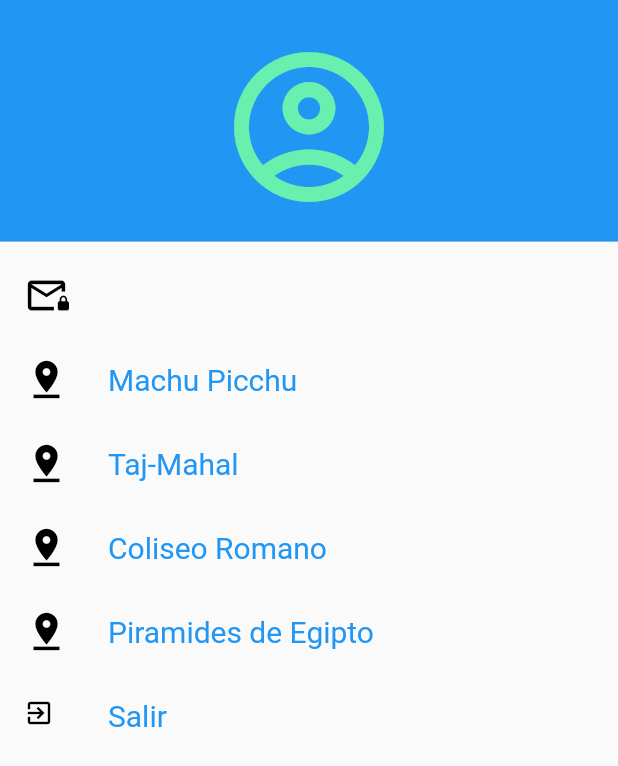
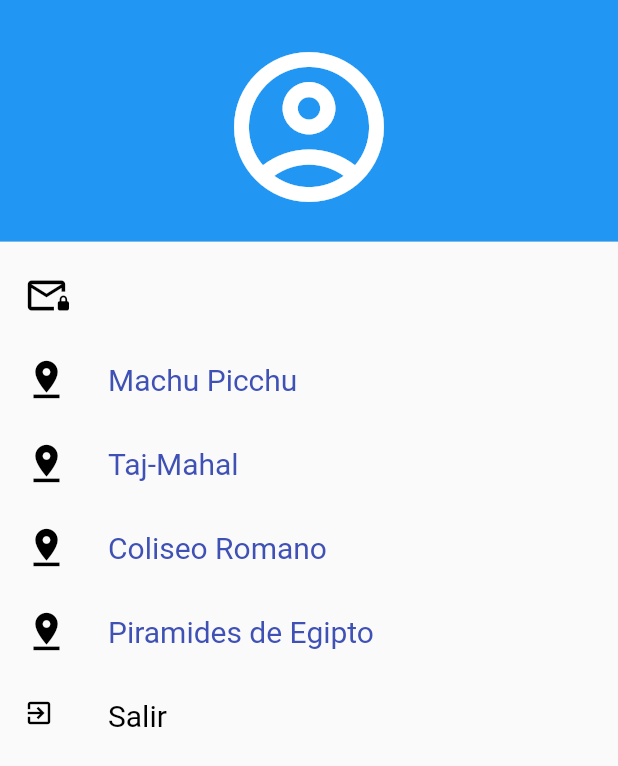
Before and after one commit to PotenSEO/AndroidLabs, a Flutter app: what menuInferior() shows on an empty page, opened directly, item 3 of the bottom bar chosen, on a phone screen of 412 x 824 dp. Shown: the top 766 px of the screen. Run offline on Flutter 3.47's test engine with Material 2 defaults, Android fonts, the phone set to English and light mode, and no system bars; our stand-ins replace cloud_firestore, firebase_auth, firebase_core; missing offline and left inert: paseando_pet; accounts and stored records are empty.

Commit message:
Sprint 3 Project Update

```diff
--- a/lib/pages/menu_page.dart
+++ b/lib/pages/menu_page.dart
@@ -27,7 +27,7 @@ class _MenuPageState extends State<MenuPage> {
               decoration: const BoxDecoration(
                   color: Colors.blue
               ),
-              child: const Icon(Icons.account_circle_outlined, size: 120, color: Colors.greenAccent,)
+              child: const Icon(Icons.account_circle_outlined, size: 120, color: Colors.white,)
           ),
           Column(
             children: [
@@ -40,7 +40,7 @@ class _MenuPageState extends State<MenuPage> {
                 leading: const Icon(
                 Icons.pin_drop, size: 30, color: Colors.black,),
                 title: const Text("Machu Picchu", style: TextStyle( fontSize: 20)),
-                textColor: Colors.blue,
+                textColor: Colors.indigo,
                 onTap: (){
                   FirebaseAuth.instance.signOut();
                   Navigator.pushReplacement(context, MaterialPageRoute(builder: (context)=> PoiPage()));
@@ -50,7 +50,7 @@ class _MenuPageState extends State<MenuPage> {
                 leading: const Icon(
                   Icons.pin_drop, size: 30, color: Colors.black,),
                 title: const Text("Taj-Mahal", style: TextStyle( fontSize: 20)),
-                textColor: Colors.blue,
+                textColor: Colors.indigo,
                 onTap: (){
                   FirebaseAuth.instance.signOut();
                   Navigator.pushReplacement(context, MaterialPageRoute(builder: (context)=> MenuPage()));
@@ -60,7 +60,7 @@ class _MenuPageState extends State<MenuPage> {
                 leading: const Icon(
                   Icons.pin_drop, size: 30, color: Colors.black,),
                 title: const Text("Coliseo Romano", style: TextStyle( fontSize: 20)),
-                textColor: Colors.blue,
+                textColor: Colors.indigo,
                 onTap: (){
                   FirebaseAuth.instance.signOut();
                   Navigator.pushReplacement(context, MaterialPageRoute(builder: (context)=> MenuPage()));
@@ -70,7 +70,7 @@ class _MenuPageState extends State<MenuPage> {
                 leading: const Icon(
                   Icons.pin_drop, size: 30, color: Colors.black,),
                 title: const Text("Piramides de Egipto", style: TextStyle( fontSize: 20)),
-                textColor: Colors.blue,
+                textColor: Colors.indigo,
                 onTap: (){
                   FirebaseAuth.instance.signOut();
                   Navigator.pushReplacement(context, MaterialPageRoute(builder: (context)=> MenuPage()));
@@ -79,7 +79,7 @@ class _MenuPageState extends State<MenuPage> {
               ListTile(
                 leading: const Icon(Icons.exit_to_app, size: 20, color: Colors.black,),
                 title: const Text("Salir", style: TextStyle( fontSize: 20)),
-                textColor: Colors.blue,
+                textColor: Colors.black,
                 onTap: (){
                   FirebaseAuth.instance.signOut();
                   Navigator.pushReplacement(context, MaterialPageRoute(builder: (context)=> const LoginPage()));
@@ -104,14 +104,14 @@ class menuInferior extends StatelessWidget {
       unselectedItemColor: Colors.white,
       items: const [
         BottomNavigationBarItem(
-            icon: Icon(Icons.app_registration,size: 30,),
-            label: "Mis Mascotas"
+            icon: Icon(Icons.home,size: 30,),
+            label: "Inicio"
         ),
         BottomNavigationBarItem(
-            icon: Icon(Icons.app_registration,size: 30,),
-            label: "Paseadores"),
+            icon: Icon(Icons.account_box,size: 30,),
+            label: "Perfil"),
         BottomNavigationBarItem(
-            icon: Icon(Icons.app_registration,size: 30,),
+            icon: Icon(Icons.favorite,size: 30,),
             label: "Favoritos")
       ],
       onTap: (indice){
```
Also changed, not shown: lib/repository/register_user.dart (+20 -16 lines).
